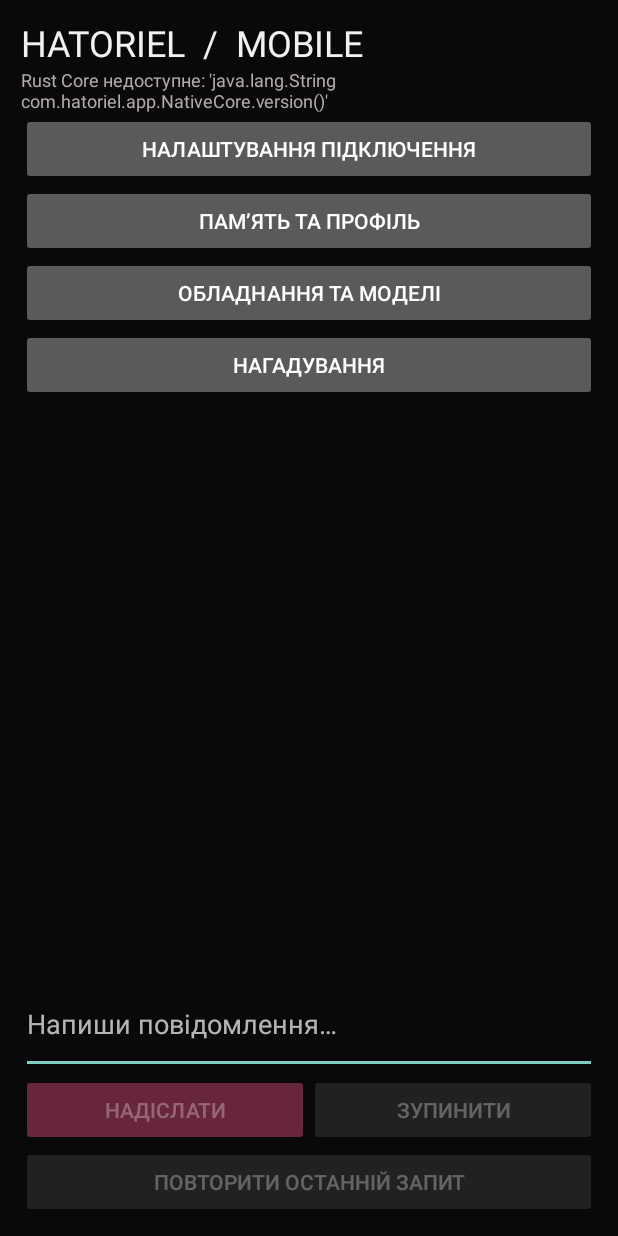
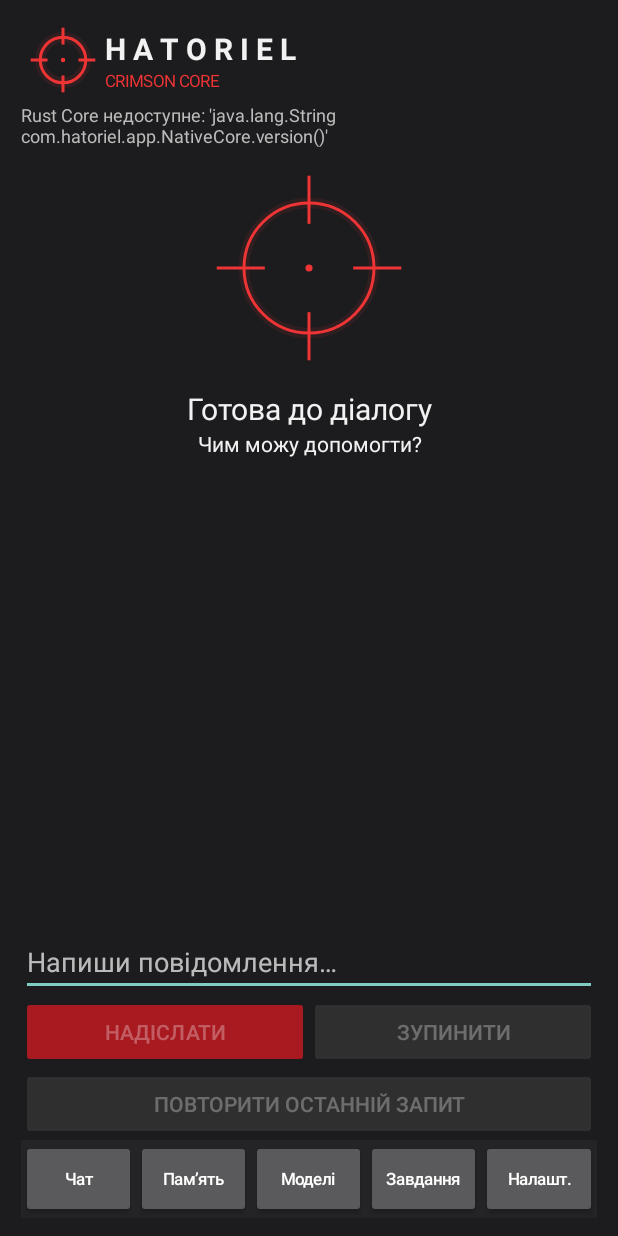
Before and after one commit to mazerfaker/HATORI-AI, an Android app: the screen it shows after launch (MainActivity), on a phone screen of 412 x 824 dp. Run offline under Robolectric (Android 15) with nearby library versions, the phone set to English and light mode, and no system bars; 1 statement that could not run was skipped.

Commit message:
Integrate approved Minimal Android layout, reticle, bottom navigation and chat palette

```diff
--- a/android/app/src/main/java/com/hatoriel/app/MainActivity.java
+++ b/android/app/src/main/java/com/hatoriel/app/MainActivity.java
@@ -10,7 +10,10 @@ import android.widget.*;
 import org.json.*;
 
 public final class MainActivity extends Activity {
-    private final int accent=0xffce8297;
+    private final int accent=CrimsonAvatar.RED;
+    private CrimsonAvatar avatar;
+    private ScrollView settingsScroll;
+    private LinearLayout composer;
     private TextView draftView;
     private Button retry;
     private String draftText="";
@@ -36,7 +39,7 @@ public final class MainActivity extends Activity {
     private Button hardwareButton;
     private Thread importWorker;
     private int dp(int value){return Math.round(value*getResources().getDisplayMetrics().density);}
-    private TextView label(String value,int size){TextView t=new TextView(this);t.setText(value);t.setTextSize(size);t.setTextColor(0xfff4f0f2);return t;}
+    private TextView label(String value,int size){TextView t=new TextView(this);t.setText(value);t.setTextSize(size);t.setTextColor(0xfff2f2f2);return t;}
     private EditText field(String value,String hint){EditText e=new EditText(this);e.setText(value);e.setHint(hint);e.setSingleLine(true);return e;}
     private void append(String role,String content)throws JSONException{
         history.put(new JSONObject().put("role",role).put("content",content));
@@ -45,14 +48,15 @@ public final class MainActivity extends Activity {
     }
     private void render(){
         messages.removeAllViews();
+        if(history.length()==0&&active==null){CrimsonAvatar welcome=new CrimsonAvatar(this);messages.addView(welcome,new LinearLayout.LayoutParams(-1,dp(160)));TextView greeting=label("Готова до діалогу",20);greeting.setGravity(android.view.Gravity.CENTER);messages.addView(greeting);TextView hint=label("Чим можу допомогти?",14);hint.setGravity(android.view.Gravity.CENTER);messages.addView(hint);}
         for(int i=0;i<history.length();i++){
             JSONObject m=history.optJSONObject(i);if(m==null)continue;
             boolean user="user".equals(m.optString("role"));
-            TextView who=label(user?"ТИ":"HATORIEL",12);who.setTextColor(user?0xffb5aab0:accent);messages.addView(who);
-            TextView body=label(m.optString("content"),16);body.setTextIsSelectable(true);body.setPadding(dp(12),dp(10),dp(12),dp(10));android.graphics.drawable.GradientDrawable shape=new android.graphics.drawable.GradientDrawable();shape.setColor(user?0xff39212b:0xff161417);shape.setCornerRadius(dp(12));body.setBackground(shape);body.setOnLongClickListener(v->{android.content.ClipboardManager clipboard=(android.content.ClipboardManager)getSystemService(CLIPBOARD_SERVICE);clipboard.setPrimaryClip(android.content.ClipData.newPlainText("Hatoriel",m.optString("content")));Toast.makeText(this,"Скопійовано",Toast.LENGTH_SHORT).show();return true;});
+            TextView who=label(user?"ТИ":"HATORIEL",12);who.setTextColor(user?0xffbcbcbc:accent);messages.addView(who);
+            TextView body=label(m.optString("content"),16);body.setTextIsSelectable(true);body.setPadding(dp(12),dp(10),dp(12),dp(10));android.graphics.drawable.GradientDrawable shape=new android.graphics.drawable.GradientDrawable();shape.setColor(user?0xff352526:0xff2b2b2e);shape.setCornerRadius(dp(12));body.setBackground(shape);body.setOnLongClickListener(v->{android.content.ClipboardManager clipboard=(android.content.ClipboardManager)getSystemService(CLIPBOARD_SERVICE);clipboard.setPrimaryClip(android.content.ClipData.newPlainText("Hatoriel",m.optString("content")));Toast.makeText(this,"Скопійовано",Toast.LENGTH_SHORT).show();return true;});
             LinearLayout.LayoutParams lp=new LinearLayout.LayoutParams(-1,-2);lp.bottomMargin=dp(12);messages.addView(body,lp);
         }
-        draftView=label(draftText,16);draftView.setTextColor(0xfff4f0f2);draftView.setPadding(dp(12),dp(10),dp(12),dp(10));draftView.setBackgroundColor(0xff161417);draftView.setVisibility(active==null?View.GONE:View.VISIBLE);messages.addView(draftView);
+        draftView=label(draftText,16);draftView.setTextColor(0xfff2f2f2);draftView.setPadding(dp(12),dp(10),dp(12),dp(10));draftView.setBackgroundColor(0xff2b2b2e);draftView.setVisibility(active==null?View.GONE:View.VISIBLE);messages.addView(draftView);
         scroll.post(()->scroll.fullScroll(View.FOCUS_DOWN));
     }
     private void busy(boolean value){send.setEnabled(ready&&!value);stop.setEnabled(value);clear.setEnabled(!value);memoryButton.setEnabled(!value);hardwareButton.setEnabled(!value&&!importing);retry.setEnabled(ready&&!value&&history.length()>0);endpoint.setEnabled(!value);modelField.setEnabled(!value);bridgeKeyField.setEnabled(!value);importModel.setEnabled(!value&&!importing);}
@@ -61,21 +65,29 @@ public final class MainActivity extends Activity {
         prefs=getSharedPreferences("hatoriel_chat",MODE_PRIVATE);memory=new MobileMemory(prefs);
         base=prefs.getString("endpoint","http://127.0.0.1:11434");model=prefs.getString("model","qwen2.5:3b");
         try{history=new JSONArray(prefs.getString("history","[]"));}catch(JSONException ignored){history=new JSONArray();}
-        LinearLayout root=new LinearLayout(this);root.setOrientation(LinearLayout.VERTICAL);root.setBackgroundColor(0xff09090b);
+        LinearLayout root=new LinearLayout(this);root.setOrientation(LinearLayout.VERTICAL);root.setBackgroundColor(0xff1c1c1e);
         root.setPadding(dp(14),dp(12),dp(14),dp(12));
         root.setOnApplyWindowInsetsListener((v,insets)->{if(android.os.Build.VERSION.SDK_INT>=30){android.graphics.Insets bars=insets.getInsets(android.view.WindowInsets.Type.systemBars()|android.view.WindowInsets.Type.ime());v.setPadding(dp(14)+bars.left,dp(12)+bars.top,dp(14)+bars.right,dp(12)+bars.bottom);}return insets;});
         if(android.os.Build.VERSION.SDK_INT<30)root.setFitsSystemWindows(true);
-        TextView title=label("HATORIEL  /  MOBILE",24);title.setTextColor(0xfff4f0f2);root.addView(title);
-        status=label("Ініціалізація…",12);status.setTextColor(0xffb5aab0);root.addView(status);
-        Button config=new Button(this);config.setText("Налаштування підключення");root.addView(config);memoryButton=new Button(this);memoryButton.setText("Пам’ять та профіль");root.addView(memoryButton);memoryButton.setOnClickListener(v->showMemory());hardwareButton=new Button(this);hardwareButton.setText("Обладнання та моделі");root.addView(hardwareButton);hardwareButton.setOnClickListener(v->showHardware());Button reminders=new Button(this);reminders.setText("Нагадування");root.addView(reminders);reminders.setOnClickListener(v->showReminders());
-        settings=new LinearLayout(this);settings.setOrientation(LinearLayout.VERTICAL);settings.setVisibility(View.GONE);root.addView(settings);
+        LinearLayout header=new LinearLayout(this);header.setOrientation(LinearLayout.HORIZONTAL);header.setGravity(android.view.Gravity.CENTER_VERTICAL);root.addView(header);
+        avatar=new CrimsonAvatar(this);header.addView(avatar,new LinearLayout.LayoutParams(dp(56),dp(56)));
+        LinearLayout brand=new LinearLayout(this);brand.setOrientation(LinearLayout.VERTICAL);header.addView(brand,new LinearLayout.LayoutParams(0,-2,1));
+        TextView title=label("H A T O R I E L",20);title.setTypeface(null,android.graphics.Typeface.BOLD);brand.addView(title);
+        TextView edition=label("CRIMSON CORE",11);edition.setTextColor(accent);brand.addView(edition);
+        status=label("Ініціалізація…",12);status.setTextColor(0xffbcbcbc);root.addView(status);
+        Button config=new Button(this);config.setText("Налашт.");
+        memoryButton=new Button(this);memoryButton.setText("Пам’ять");memoryButton.setOnClickListener(v->showMemory());
+        hardwareButton=new Button(this);hardwareButton.setText("Моделі");hardwareButton.setOnClickListener(v->showHardware());
+        Button reminders=new Button(this);reminders.setText("Завдання");reminders.setOnClickListener(v->showReminders());
+        settingsScroll=new ScrollView(this);settingsScroll.setVisibility(View.GONE);
+        settings=new LinearLayout(this);settings.setOrientation(LinearLayout.VERTICAL);settingsScroll.addView(settings);root.addView(settingsScroll,new LinearLayout.LayoutParams(-1,0,1));
         endpoint=field(base,"URL Ollama-сервера");modelField=field(model,"Назва моделі");settings.addView(endpoint);settings.addView(modelField);bridgeKeyField=field(base.equals(bridgeEndpoint)?bridgeKey:"","Ключ сеансу Hatoriel (необов’язково)");bridgeKeyField.setInputType(android.text.InputType.TYPE_CLASS_TEXT|android.text.InputType.TYPE_TEXT_VARIATION_PASSWORD);settings.addView(bridgeKeyField);settings.addView(label("Для шлюзу ПК потрібен HTTPS і ключ із розділу «Пристрої». Ключ зберігається лише в оперативній пам’яті до завершення процесу.",12));
         settings.addView(label("HTTP дозволено лише на цьому телефоні. HTTPS — для явно вибраного сервера. Історія надсилається на вибраний сервер.",12));
         Button save=new Button(this);save.setText("Зберегти підключення");settings.addView(save);
-        config.setOnClickListener(v->settings.setVisibility(settings.getVisibility()==View.VISIBLE?View.GONE:View.VISIBLE));
+        config.setOnClickListener(v->showSettings(settingsScroll.getVisibility()!=View.VISIBLE));
         save.setOnClickListener(v->{if(GenerationSession.active!=null)return;String b=endpoint.getText().toString().trim(),m=modelField.getText().toString().trim(),key=bridgeKeyField.getText().toString().trim();
             try{java.net.URL url=ChatTransport.endpoint(b);if(!key.isEmpty()&&(!"https".equalsIgnoreCase(url.getProtocol())||!key.matches("[0-9a-f]{64}")))throw new IllegalArgumentException("Для ключа потрібен HTTPS та 64 hex-символи");if(m.isEmpty())throw new IllegalArgumentException("Вкажи модель");
-                new AlertDialog.Builder(this).setTitle("Підтвердити сервер").setMessage("Повідомлення, частина історії та, якщо дозволено, профіль і релевантні спогади надсилатимуться на "+b+". Продовжити?").setNegativeButton("Скасувати",null).setPositiveButton("Зберегти",(d,w)->{if(!base.equals(b))memory.setEnabled(false);base=b;model=m;bridgeKey=key;bridgeEndpoint=key.isEmpty()?"":b;prefs.edit().putString("endpoint",b).putString("model",m).apply();settings.setVisibility(View.GONE);status.setText("Сервер налаштовано (ще не перевірено)");}).show();
+                new AlertDialog.Builder(this).setTitle("Підтвердити сервер").setMessage("Повідомлення, частина історії та, якщо дозволено, профіль і релевантні спогади надсилатимуться на "+b+". Продовжити?").setNegativeButton("Скасувати",null).setPositiveButton("Зберегти",(d,w)->{if(!base.equals(b))memory.setEnabled(false);base=b;model=m;bridgeKey=key;bridgeEndpoint=key.isEmpty()?"":b;prefs.edit().putString("endpoint",b).putString("model",m).apply();showSettings(false);status.setText("Сервер налаштовано (ще не перевірено)");}).show();
             }catch(Exception e){status.setText(e.getMessage());}});
         localModelStatus=label("Локальна модель: підготовка runtime",12);settings.addView(localModelStatus);
         importModel=new Button(this);importModel.setText("Імпортувати GGUF");settings.addView(importModel);
@@ -87,12 +99,16 @@ public final class MainActivity extends Activity {
         clear=new Button(this);clear.setText("Очистити історію");settings.addView(clear);
         clear.setOnClickListener(v->new AlertDialog.Builder(this).setTitle("Видалити локальну історію?").setNegativeButton("Скасувати",null).setPositiveButton("Видалити",(d,w)->{if(GenerationSession.active==null){history=new JSONArray();prefs.edit().remove("history").apply();render();busy(false);}}).show());
         scroll=new ScrollView(this);messages=new LinearLayout(this);messages.setOrientation(LinearLayout.VERTICAL);scroll.addView(messages);root.addView(scroll,new LinearLayout.LayoutParams(-1,0,1));
-        input=new EditText(this);input.setHint("Напиши повідомлення…");input.setMinLines(2);input.setMaxLines(4);root.addView(input);
-        LinearLayout buttons=new LinearLayout(this);send=new Button(this);send.setText("Надіслати");stop=new Button(this);stop.setText("Зупинити");buttons.addView(send,new LinearLayout.LayoutParams(0,-2,1));buttons.addView(stop,new LinearLayout.LayoutParams(0,-2,1));root.addView(buttons);send.setBackgroundTintList(android.content.res.ColorStateList.valueOf(0xff68263a));retry=new Button(this);retry.setText("Повторити останній запит");root.addView(retry);retry.setOnClickListener(v->retryLast());
+        composer=new LinearLayout(this);composer.setOrientation(LinearLayout.VERTICAL);root.addView(composer);input=new EditText(this);input.setHint("Напиши повідомлення…");input.setMinLines(1);input.setMaxLines(4);composer.addView(input);
+        LinearLayout buttons=new LinearLayout(this);send=new Button(this);send.setText("Надіслати");stop=new Button(this);stop.setText("Зупинити");buttons.addView(send,new LinearLayout.LayoutParams(0,-2,1));buttons.addView(stop,new LinearLayout.LayoutParams(0,-2,1));composer.addView(buttons);send.setBackgroundTintList(android.content.res.ColorStateList.valueOf(0xffa81920));retry=new Button(this);retry.setText("Повторити останній запит");composer.addView(retry);retry.setOnClickListener(v->retryLast());
+        LinearLayout nav=new LinearLayout(this);nav.setOrientation(LinearLayout.HORIZONTAL);nav.setBackgroundColor(0xff242426);root.addView(nav);
+        Button chat=new Button(this);chat.setText("Чат");chat.setOnClickListener(v->showSettings(false));
+        for(Button btn:new Button[]{chat,memoryButton,hardwareButton,reminders,config}){btn.setTextSize(11);btn.setAllCaps(false);btn.setMinWidth(0);btn.setMinimumWidth(0);btn.setPadding(0,0,0,0);nav.addView(btn,new LinearLayout.LayoutParams(0,dp(52),1));}
         try{status.setText("Rust Core "+NativeCore.version()+" · "+base);ready=true;}catch(LinkageError e){status.setText("Rust Core недоступне: "+e.getMessage());}
         send.setOnClickListener(v->generate());stop.setOnClickListener(v->{GenerationSession.cancel();syncSession();});
         setContentView(root);root.requestApplyInsets();render();busy(false);syncSession();MobileReminders.channel(this);
     }
+    private void showSettings(boolean visible){settingsScroll.setVisibility(visible?View.VISIBLE:View.GONE);scroll.setVisibility(visible?View.GONE:View.VISIBLE);composer.setVisibility(visible?View.GONE:View.VISIBLE);}
     private void generate(){
         String query=input.getText().toString().trim();if(!ready||GenerationSession.active!=null||query.isEmpty())return;
         if(query.codePointCount(0,query.length())>12000){status.setText("Максимум 12000 символів");return;}
@@ -131,7 +147,7 @@ public final class MainActivity extends Activity {
         if(sessionRevision==GenerationSession.revision)return;
         sessionRevision=GenerationSession.revision;
         ChatTransport previous=active;active=GenerationSession.active;
-        draftText=GenerationSession.partial;
+        draftText=GenerationSession.partial;avatar.setBusy(active!=null);
         if(previous!=active||active==null){
             try{history=new JSONArray(prefs.getString("history","[]"));}catch(JSONException ignored){}
             render();busy(active!=null);
```
